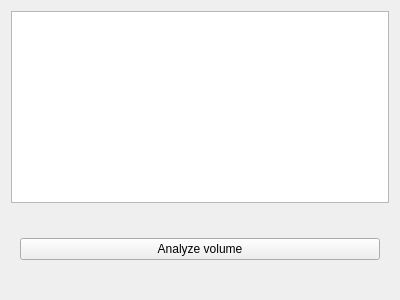
Above: simonlib/simonsound/volumewidget.ui from KDE/simon before the change. Below: the same form after it.
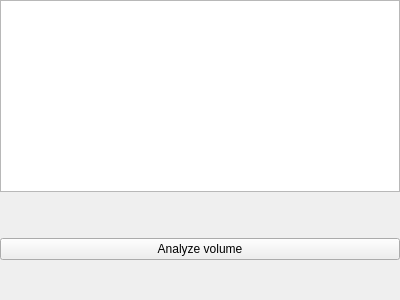
That is the form after the change. Custom widgets are drawn as their Qt base class.

Commit message: Fixing alignment and style issues in welcome screen

```diff
--- a/simonlib/simonsound/volumewidget.ui
+++ b/simonlib/simonsound/volumewidget.ui
@@ -14,6 +14,9 @@
    <string/>
   </property>
   <layout class="QVBoxLayout" name="verticalLayout">
+   <property name="margin">
+    <number>0</number>
+   </property>
    <item>
     <widget class="KTextEdit" name="tePrompt">
      <property name="sizePolicy">
@@ -36,6 +39,9 @@
    <item>
     <widget class="QWidget" name="wgStart" native="true">
      <layout class="QHBoxLayout" name="horizontalLayout">
+      <property name="margin">
+       <number>0</number>
+      </property>
       <item>
        <widget class="KPushButton" name="pbStartCalibration">
         <property name="text">
```
The commit also changes 4 other files.
